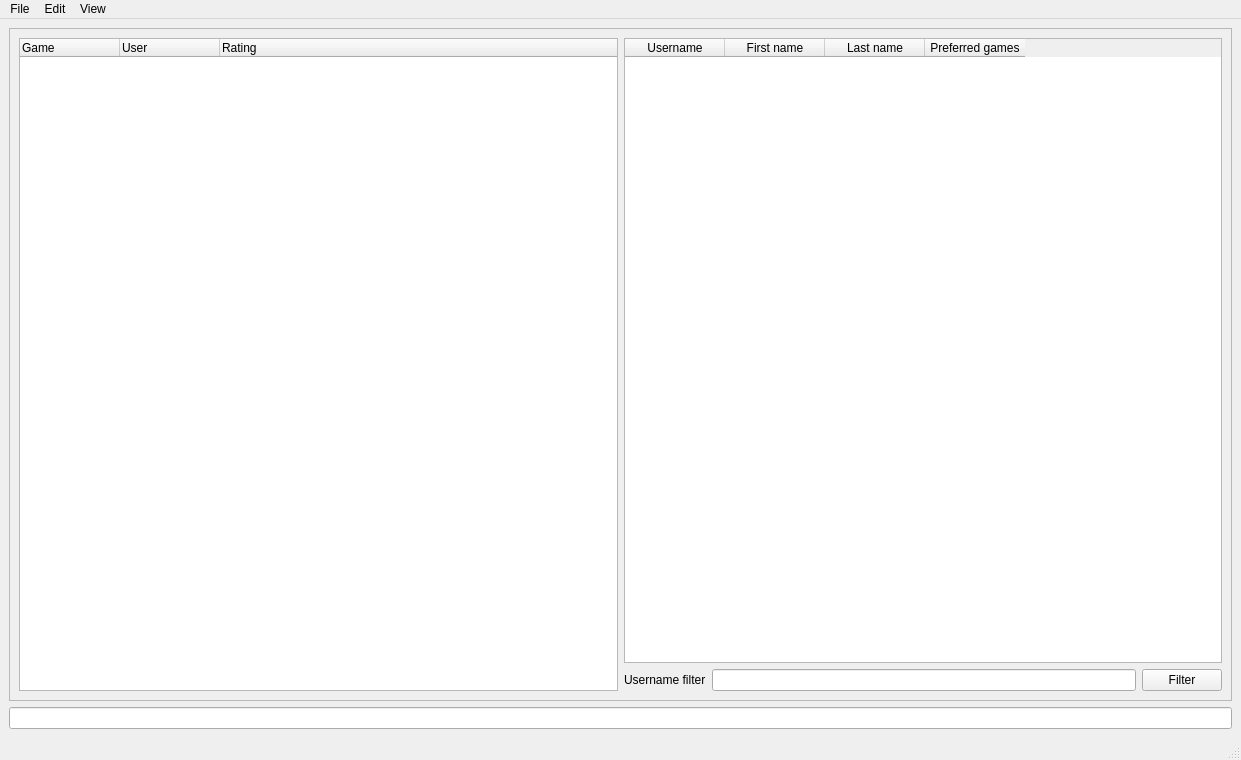
sargisb74/SiemensTest, file Match-maker/main_wnd.ui: the form before one commit.
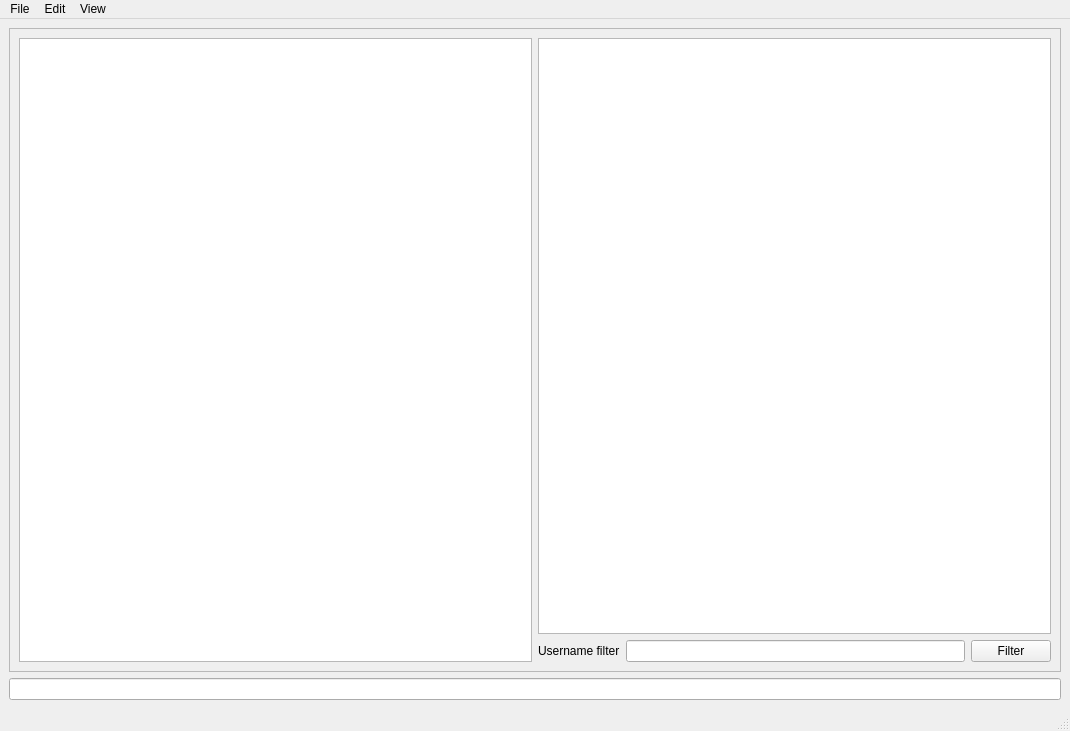
The form after the commit.

The edit to the form file:
```diff
--- a/Match-maker/main_wnd.ui
+++ b/Match-maker/main_wnd.ui
@@ -6,8 +6,8 @@
    <rect>
     <x>0</x>
     <y>0</y>
-    <width>1241</width>
-    <height>760</height>
+    <width>1070</width>
+    <height>731</height>
    </rect>
   </property>
   <property name="contextMenuPolicy">
@@ -30,57 +30,22 @@
        <item>
         <layout class="QHBoxLayout" name="horizontalLayout_3">
          <item>
-          <widget class="QTreeWidget" name="treeWidget">
-           <column>
-            <property name="text">
-             <string notr="true">Game</string>
-            </property>
-           </column>
-           <column>
-            <property name="text">
-             <string>User</string>
-            </property>
-           </column>
-           <column>
-            <property name="text">
-             <string>Rating</string>
-            </property>
-           </column>
+          <widget class="QTreeView" name="treeView">
+           <property name="autoFillBackground">
+            <bool>false</bool>
+           </property>
           </widget>
          </item>
          <item>
           <layout class="QVBoxLayout" name="verticalLayout">
            <item>
-            <widget class="QTableWidget" name="tableWidget">
-             <property name="verticalScrollBarPolicy">
-              <enum>Qt::ScrollBarAsNeeded</enum>
+            <widget class="QTableView" name="tableView">
+             <property name="selectionMode">
+              <enum>QAbstractItemView::SingleSelection</enum>
              </property>
-             <property name="columnCount">
-              <number>4</number>
+             <property name="selectionBehavior">
+              <enum>QAbstractItemView::SelectRows</enum>
              </property>
-             <attribute name="verticalHeaderDefaultSectionSize">
-              <number>30</number>
-             </attribute>
-             <column>
-              <property name="text">
-               <string>Username</string>
-              </property>
-             </column>
-             <column>
-              <property name="text">
-               <string>First name</string>
-              </property>
-             </column>
-             <column>
-              <property name="text">
-               <string>Last name</string>
-              </property>
-             </column>
-             <column>
-              <property name="text">
-               <string>Preferred games</string>
-              </property>
-             </column>
             </widget>
            </item>
            <item>
@@ -115,36 +80,14 @@
      <widget class="QLineEdit" name="status_line_edit"/>
     </item>
    </layout>
-   <widget class="QWidget" name="">
-    <property name="geometry">
-     <rect>
-      <x>0</x>
-      <y>0</y>
-      <width>2</width>
-      <height>2</height>
-     </rect>
-    </property>
-    <layout class="QVBoxLayout" name="verticalLayout_2"/>
-   </widget>
-   <widget class="QWidget" name="">
-    <property name="geometry">
-     <rect>
-      <x>0</x>
-      <y>0</y>
-      <width>2</width>
-      <height>2</height>
-     </rect>
-    </property>
-    <layout class="QVBoxLayout" name="verticalLayout_3"/>
-   </widget>
   </widget>
   <widget class="QMenuBar" name="menubar">
    <property name="geometry">
     <rect>
      <x>0</x>
      <y>0</y>
-     <width>1241</width>
-     <height>24</height>
+     <width>1070</width>
+     <height>37</height>
     </rect>
    </property>
    <widget class="QMenu" name="menuFile">
```
Left out of the diff: 6 changed lines with no effect on the pictures.
